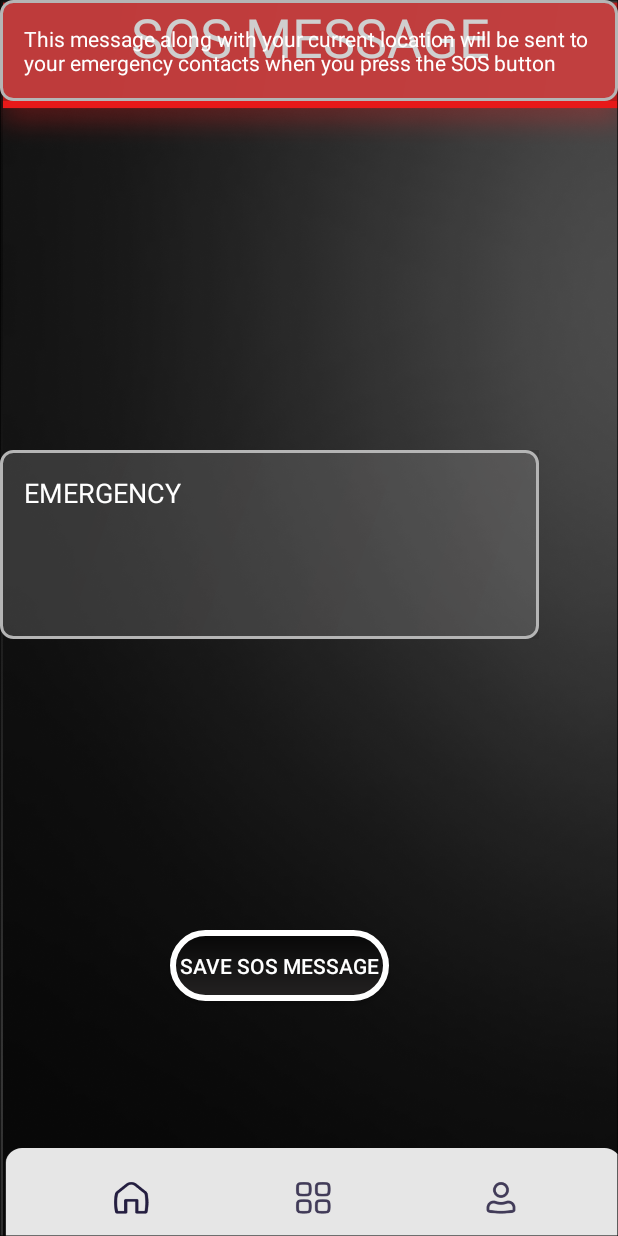
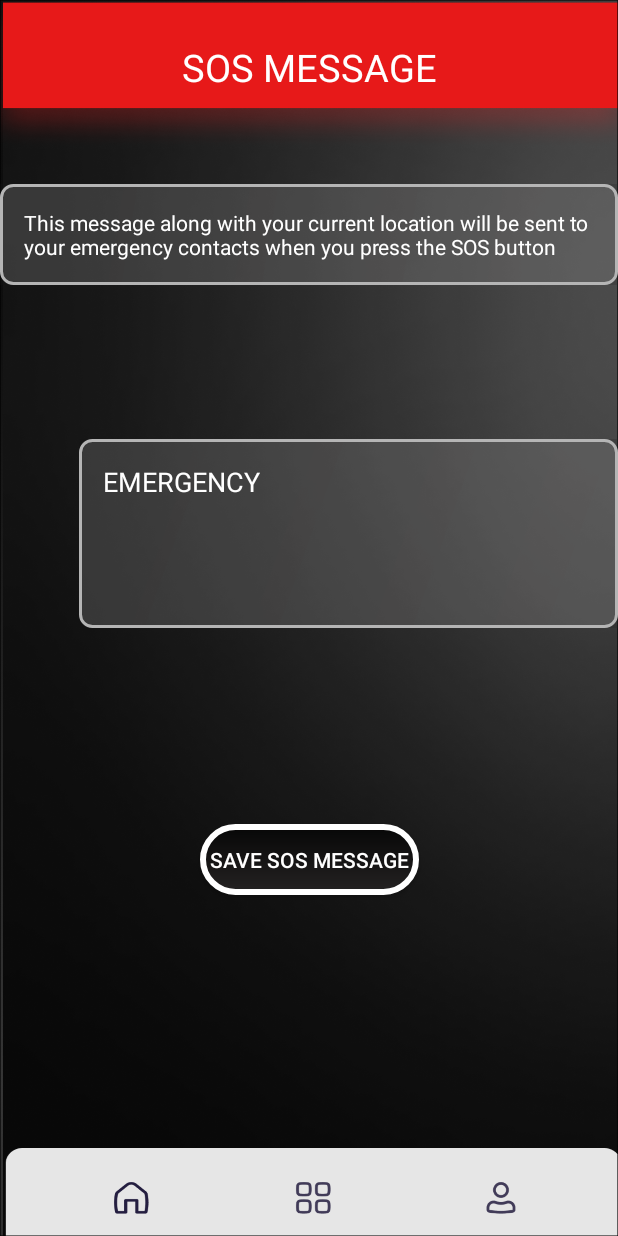
Before and after one commit to AbhishekNair050/SOS_App, an Android app: the EditSOS screen opened directly, with no data from a screen before it, on a phone screen of 412 x 824 dp. Run offline under Robolectric (Android 15) with nearby library versions, the phone set to English and light mode, and no system bars; Roboto replaces fonts that are not available here.

Commit message:
Fixed UI inconsistencies and added haptic feedback to the SOS button

```diff
--- a/app/src/main/AndroidManifest.xml
+++ b/app/src/main/AndroidManifest.xml
@@ -11,6 +11,7 @@
     <uses-permission android:name="android.permission.ACCESS_FINE_LOCATION" />
     <uses-permission android:name="android.permission.ACCESS_COARSE_LOCATION" />
     <uses-permission android:name="android.permission.SEND_SMS"/>
+    <uses-permission android:name="android.permission.VIBRATE" />
 
     <application
         android:allowBackup="true"
--- a/app/src/main/java/com/example/project/ContactAdapter.java
+++ b/app/src/main/java/com/example/project/ContactAdapter.java
@@ -15,10 +15,12 @@
 public class ContactAdapter extends BaseAdapter {
     private Context context;
     private ArrayList<Contact> contacts;
+    private SessionManager sessionManager;
 
     public ContactAdapter(Context context, ArrayList<Contact> contacts) {
         this.context = context;
         this.contacts = contacts;
+        this.sessionManager = new SessionManager(context);
     }
 
     @Override
@@ -55,6 +57,7 @@
         deleteButton.setOnClickListener(v -> {
             contacts.remove(position);
             notifyDataSetChanged();
+            sessionManager.saveContacts(contacts); // Save updated contacts list to SessionManager
         });
 
         return convertView;
@@ -83,6 +86,7 @@
                 contact.setName(name);
                 contact.setNumber(number);
                 notifyDataSetChanged();
+                sessionManager.saveContacts(contacts); // Save updated contacts list to SessionManager
                 alertDialog.dismiss();
             }
         });
--- a/app/src/main/java/com/example/project/EditSOS.java
+++ b/app/src/main/java/com/example/project/EditSOS.java
@@ -35,10 +35,5 @@
             Toast.makeText(EditSOS.this, "SOS message saved", Toast.LENGTH_SHORT).show();
         });
 
-        ViewCompat.setOnApplyWindowInsetsListener(findViewById(R.id.main5), (v, insets) -> {
-            Insets systemBars = insets.getInsets(WindowInsetsCompat.Type.systemBars());
-            v.setPadding(systemBars.left, systemBars.top, systemBars.right, systemBars.bottom);
-            return insets;
-        });
     }
 }
--- a/app/src/main/java/com/example/project/EmergenceyContact.java
+++ b/app/src/main/java/com/example/project/EmergenceyContact.java
@@ -10,6 +10,9 @@
 
 import androidx.activity.EdgeToEdge;
 import androidx.appcompat.app.AppCompatActivity;
+import androidx.core.graphics.Insets;
+import androidx.core.view.ViewCompat;
+import androidx.core.view.WindowInsetsCompat;
 
 import java.util.ArrayList;
 
@@ -37,6 +40,7 @@
 
         Button addContactButton = findViewById(R.id.addContactButton);
         addContactButton.setOnClickListener(v -> showAddContactPopup());
+
     }
 
     private void showAddContactPopup() {
--- a/app/src/main/java/com/example/project/EmergencyServices.java
+++ b/app/src/main/java/com/example/project/EmergencyServices.java
@@ -19,12 +19,6 @@
         EdgeToEdge.enable(this);
         setContentView(R.layout.emergencyservices);
 
-        ViewCompat.setOnApplyWindowInsetsListener(findViewById(R.id.main6), (v, insets) -> {
-            Insets systemBars = insets.getInsets(WindowInsetsCompat.Type.systemBars());
-            v.setPadding(systemBars.left, systemBars.top, systemBars.right, systemBars.bottom);
-            return insets;
-        });
-
         ListView listView = findViewById(R.id.listView);
         List<EmergencyService> services = new ArrayList<>();
         services.add(new EmergencyService("Police", "100"));
--- a/app/src/main/java/com/example/project/instructions.java
+++ b/app/src/main/java/com/example/project/instructions.java
@@ -31,11 +31,5 @@
             startActivity(intent);
         });
 
-
-        ViewCompat.setOnApplyWindowInsetsListener(findViewById(R.id.main4), (v, insets) -> {
-            Insets systemBars = insets.getInsets(WindowInsetsCompat.Type.systemBars());
-            v.setPadding(systemBars.left, systemBars.top, systemBars.right, systemBars.bottom);
-            return insets;
-        });
     }
 }
--- a/app/src/main/res/drawable/button_background.xml
+++ b/app/src/main/res/drawable/button_background.xml
@@ -1,5 +1,6 @@
-<shape xmlns:android="http://schemas.android.com/apk/res/android"
-    android:shape="rectangle">
+<layer-list xmlns:android="http://schemas.android.com/apk/res/android">
+    <item>
+        <shape android:shape="rectangle">
             <gradient
                 android:startColor="#070707"
                 android:endColor="#242222"
@@ -9,3 +10,14 @@
                 android:width="4dp"
                 android:color="#FFFFFF" />
         </shape>
+    </item>
+    <item>
+        <ripple android:color="@android:color/white">
+            <item android:id="@android:id/mask">
+                <shape android:shape="rectangle">
+                    <solid android:color="@android:color/white" />
+                </shape>
+            </item>
+        </ripple>
+    </item>
+</layer-list>
--- a/app/src/main/res/drawable/transparent_btn.xml
+++ b/app/src/main/res/drawable/transparent_btn.xml
@@ -1,6 +1,6 @@
 <?xml version="1.0" encoding="utf-8"?>
-<ripple xmlns:android="http://schemas.android.com/apk/res/android" android:color="#100000">
-    <item >
+<ripple xmlns:android="http://schemas.android.com/apk/res/android" android:color="#FFFFFF">
+    <item>
         <shape android:shape="rectangle">
             <solid android:color="@android:color/transparent" />
         </shape>
--- a/app/src/main/res/layout/activity_main.xml
+++ b/app/src/main/res/layout/activity_main.xml
@@ -13,7 +13,7 @@
         android:layout_height="wrap_content"
         android:fontFamily="@font/dm_serif_display"
         android:text="Please sign in to continue"
-        android:textColor="#000000"
+        android:textColor="@color/white"
         android:textSize="18sp"
         app:layout_constraintBottom_toBottomOf="parent"
         app:layout_constraintEnd_toEndOf="parent"
--- a/app/src/main/res/layout/editsos.xml
+++ b/app/src/main/res/layout/editsos.xml
@@ -12,11 +12,13 @@
         android:layout_height="wrap_content"
         android:text="SOS MESSAGE"
         android:textColor="@color/white"
-        android:textSize="36dp"
+        android:textSize="25dp"
+        app:layout_constraintBottom_toBottomOf="parent"
         app:layout_constraintEnd_toEndOf="parent"
-        app:layout_constraintHorizontal_bias="0.504"
+        app:layout_constraintHorizontal_bias="0.502"
         app:layout_constraintStart_toStartOf="parent"
-        app:layout_constraintTop_toTopOf="parent" />
+        app:layout_constraintTop_toTopOf="parent"
+        app:layout_constraintVertical_bias="0.035" />
 
     <EditText
         android:id="@+id/editTextSOSMessage"
@@ -31,12 +33,12 @@
         android:textColor="@android:color/white"
         app:layout_constraintBottom_toBottomOf="parent"
         app:layout_constraintEnd_toEndOf="parent"
-        app:layout_constraintHorizontal_bias="0.0"
+        app:layout_constraintHorizontal_bias="1.0"
         app:layout_constraintStart_toStartOf="parent"
         app:layout_constraintTop_toTopOf="parent"
-        app:layout_constraintVertical_bias="0.43" />
+        app:layout_constraintVertical_bias="0.419" />
 
-    <Button
+    <androidx.appcompat.widget.AppCompatButton
         android:id="@+id/buttonSaveSOSMessage"
         android:layout_width="146dp"
         android:layout_height="47dp"
@@ -45,10 +47,9 @@
         android:textColor="@color/white"
         app:layout_constraintBottom_toBottomOf="parent"
         app:layout_constraintEnd_toEndOf="parent"
-        app:layout_constraintHorizontal_bias="0.425"
         app:layout_constraintStart_toStartOf="parent"
         app:layout_constraintTop_toTopOf="parent"
-        app:layout_constraintVertical_bias="0.798" />
+        app:layout_constraintVertical_bias="0.707" />
 
     <TextView
         android:layout_width="wrap_content"
@@ -58,6 +59,10 @@
         android:text="This message along with your current location will be sent to your emergency contacts when you press the SOS button"
         android:textColor="@android:color/white"
         android:textSize="14sp"
-        tools:layout_editor_absoluteX="0dp"
-        tools:layout_editor_absoluteY="104dp" />
+        app:layout_constraintBottom_toBottomOf="parent"
+        app:layout_constraintEnd_toEndOf="parent"
+        app:layout_constraintHorizontal_bias="1.0"
+        app:layout_constraintStart_toStartOf="parent"
+        app:layout_constraintTop_toTopOf="parent"
+        app:layout_constraintVertical_bias="0.162" />
 </androidx.constraintlayout.widget.ConstraintLayout>
--- a/app/src/main/res/layout/popup_add_contact.xml
+++ b/app/src/main/res/layout/popup_add_contact.xml
@@ -38,7 +38,7 @@
         android:inputType="phone"
         android:layout_marginTop="8dp" />
 
-    <Button
+    <androidx.appcompat.widget.AppCompatButton
         android:id="@+id/saveContactButton"
         android:layout_width="wrap_content"
         android:layout_height="wrap_content"
```
Also changed, not shown: app/src/main/java/com/example/project/home.java (+8 -1 lines), app/src/main/res/layout/emergencyservices.xml (+5 -3 lines), app/src/main/res/layout/instructions.xml (+8 -3 lines). Lines whose indentation alone changed are shown as unchanged.
